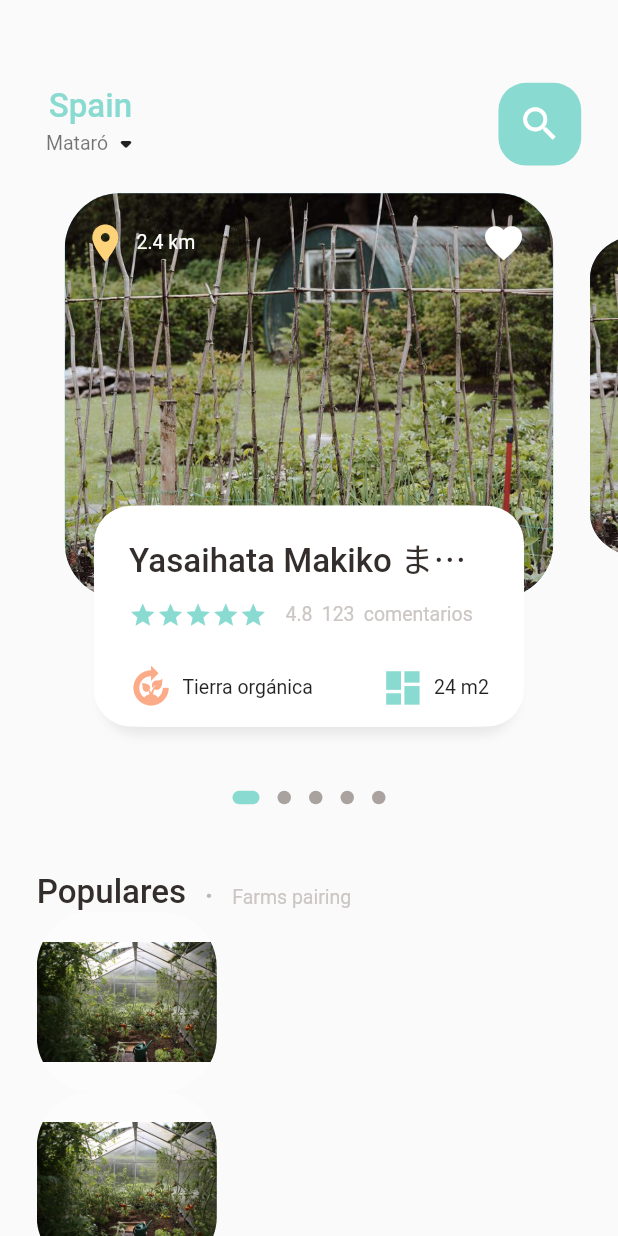
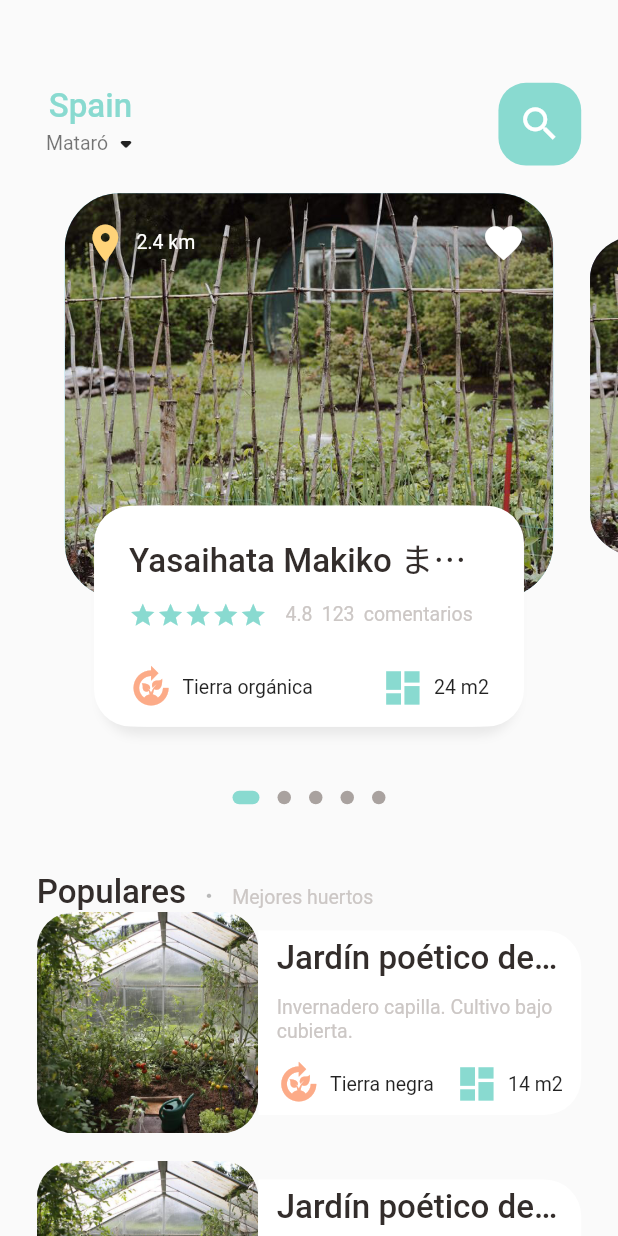
Before and after one commit to GitRockie/farmee, a Flutter app: the screen it shows after launch, on a phone screen of 412 x 824 dp. Run offline on Flutter 3.47's test engine with Material 2 defaults, Android fonts, the phone set to English and light mode, and no system bars; drawn by our look-alikes of dots_indicator; our stand-ins replace get.

Commit message:
UI Populars Part2 Home Page
Srolling issue solved NeverScrollableScrollPhysics set
Creating Text Container
Forcing take all avaliable space width for Text Container wrapping with Expanded()
Creating Icon and Text
Image size issue solving Dimensions square size create
removing Container, shrinkWrap true

```diff
--- a/lib/home/farms_page_body.dart
+++ b/lib/home/farms_page_body.dart
@@ -90,38 +90,87 @@ class _FarmsPageBodyState extends State<FarmsPageBody> {
               ),
               Container(
                   margin: const EdgeInsets.only(bottom: 1),
-                  child: SmallText(text: 'Farms pairing')),
+                  child: SmallText(text: 'Mejores huertos')),
             ],
           ),
         ),
         //List of farms
-        Container(
-          height: 700,
-          child: ListView.builder(
-            physics: const AlwaysScrollableScrollPhysics(),
+        ListView.builder(
+          physics: const NeverScrollableScrollPhysics(),
           shrinkWrap: true,
           itemBuilder: (context, index) {
             return Container(
               margin: EdgeInsets.only(
-                    left: Dimensions.width20, right: Dimensions.width20),
+                  left: Dimensions.width20,
+                  right: Dimensions.width20,
+                  bottom: Dimensions.height15),
               child: Row(
                 children: [
+                  //Images in the Row
                   Container(
-                      width: 120,
-                      height: 120,
+                    width: Dimensions.listViewImgSize,
+                    height: Dimensions.listViewImgSize,
                     decoration: BoxDecoration(
                         borderRadius:
-                              BorderRadius.circular(Dimensions.radius30),
+                            BorderRadius.circular(Dimensions.radius20),
                         color: Colors.white38,
                         image: const DecorationImage(
+                            fit: BoxFit.cover,
                             image: AssetImage('assets/images/huerto9.png'))),
+                  ),
+                  //Text in the Row
+                  Expanded(
+                    child: Container(
+                      height: Dimensions.listViewTextContSize,
+                      decoration: BoxDecoration(
+                          borderRadius: BorderRadius.only(
+                              topRight: Radius.circular(Dimensions.radius20),
+                              bottomRight:
+                                  Radius.circular(Dimensions.radius20)),
+                          color: Colors.white),
+                      child: Padding(
+                        padding: EdgeInsets.only(
+                            left: Dimensions.width10,
+                            right: Dimensions.width10),
+                        child: Column(
+                            crossAxisAlignment: CrossAxisAlignment.start,
+                            mainAxisAlignment: MainAxisAlignment.center,
+                            children: [
+                              BigText(text: 'Jardín poético de Chéjov'),
+                              SizedBox(
+                                height: Dimensions.height10,
+                              ),
+                              SmallText(
+                                  text:
+                                      'Invernadero capilla. Cultivo bajo cubierta.'),
+                              SizedBox(
+                                height: Dimensions.height10,
+                              ),
+                              Row(
+                                mainAxisAlignment:
+                                    MainAxisAlignment.spaceBetween,
+                                children: const [
+                                  IconAndText(
+                                    icon: Icons.compost,
+                                    text: 'Tierra negra',
+                                    iconColor: AppColors.iconColor2,
+                                  ),
+                                  IconAndText(
+                                    icon: Icons.dashboard,
+                                    iconColor: AppColors.mainColor,
+                                    text: '14 m2',
+                                  ),
+                                ],
+                              )
+                            ]),
+                      ),
+                    ),
                   )
                 ],
               ),
             );
           },
           itemCount: 10,
-          ),
         )
       ],
     );
--- a/lib/utils/dimensions.dart
+++ b/lib/utils/dimensions.dart
@@ -34,4 +34,8 @@ class Dimensions {
   //icon size
   static double iconSize15 = screenHeight / 44.8;
   static double iconSize24 = screenHeight / 28;
+
+  //List View size
+  static double listViewImgSize = screenHeight / 5.58;
+  static double listViewTextContSize = screenHeight / 6.7;
 }
```
Lines whose indentation alone changed are shown as unchanged.
